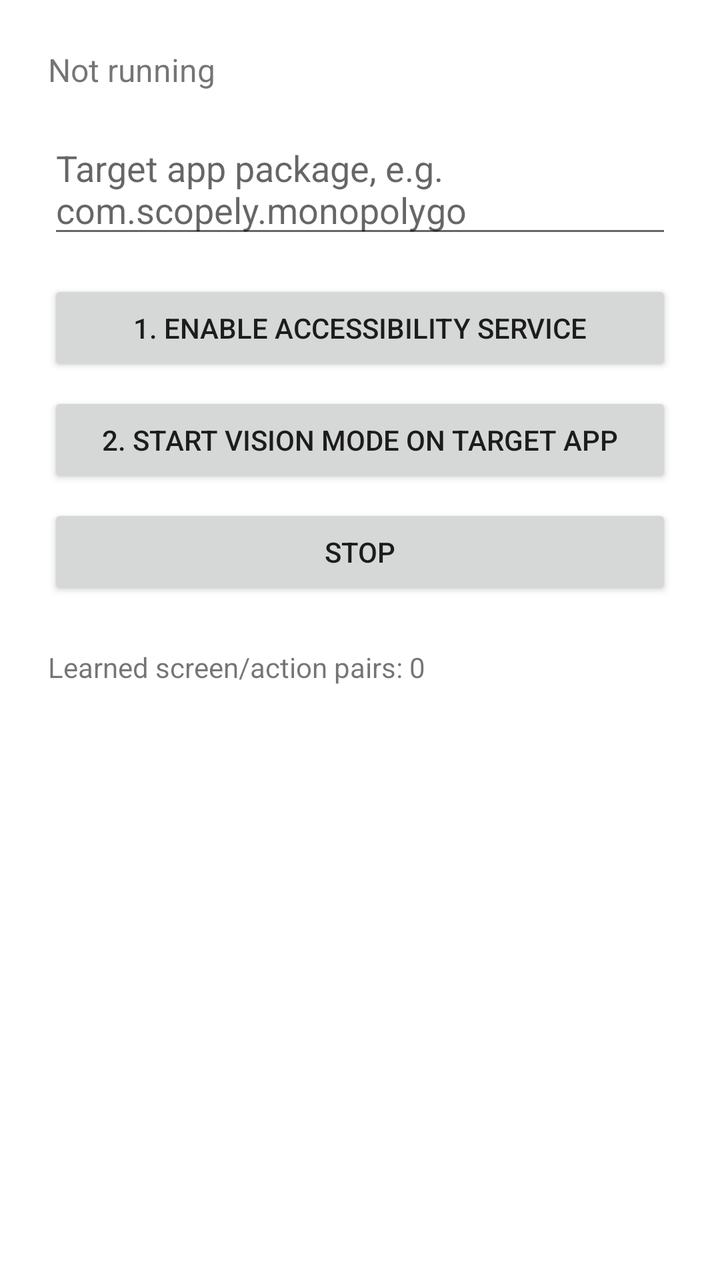
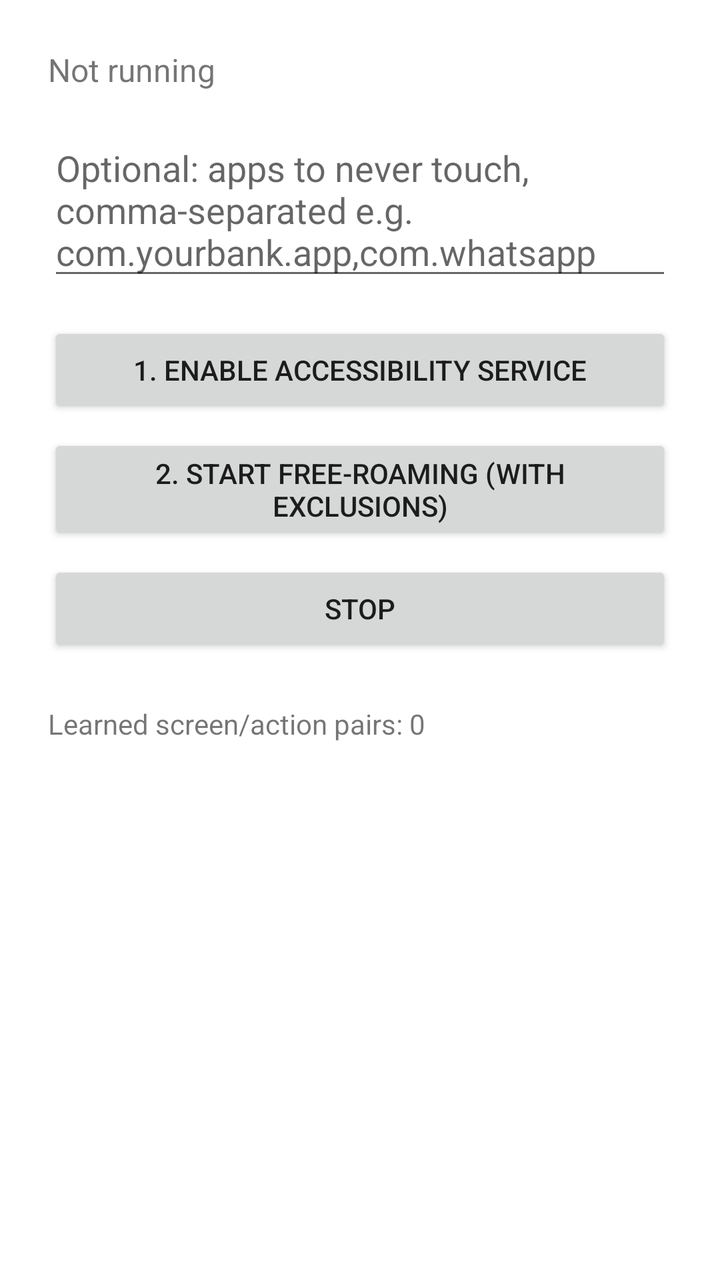

The first picture is an Android layout as it rendered before a commit; the second is the same layout after the commit. The layout source and the unified diff follow.
<!-- AndroidManifest.xml: application theme Theme.GameAgent -->
<!-- res/layout/activity_main.xml -->
<?xml version="1.0" encoding="utf-8"?>
<LinearLayout xmlns:android="http://schemas.android.com/apk/res/android"
    android:layout_width="match_parent"
    android:layout_height="match_parent"
    android:orientation="vertical"
    android:padding="24dp">

    <TextView
        android:id="@+id/statusText"
        android:layout_width="match_parent"
        android:layout_height="wrap_content"
        android:textSize="16sp"
        android:text="Not running" />

    <EditText
        android:id="@+id/packageInput"
        android:layout_width="match_parent"
        android:layout_height="wrap_content"
        android:layout_marginTop="16dp"
        android:hint="Target app package, e.g. com.scopely.monopolygo" />

    <Button
        android:id="@+id/enableAccessibilityButton"
        android:layout_width="match_parent"
        android:layout_height="wrap_content"
        android:layout_marginTop="16dp"
        android:text="1. Enable Accessibility Service" />

    <Button
        android:id="@+id/startButton"
        android:layout_width="match_parent"
        android:layout_height="wrap_content"
        android:layout_marginTop="8dp"
        android:text="2. Start vision mode on target app" />

    <Button
        android:id="@+id/stopButton"
        android:layout_width="match_parent"
        android:layout_height="wrap_content"
        android:layout_marginTop="8dp"
        android:text="Stop" />

    <TextView
        android:id="@+id/learnedCountText"
        android:layout_width="match_parent"
        android:layout_height="wrap_content"
        android:layout_marginTop="24dp"
        android:text="Learned screen/action pairs: 0" />

</LinearLayout>
<!-- resources referenced by this layout -->
<resources>
  <style name="Theme.GameAgent" parent="Theme.MaterialComponents.DayNight.NoActionBar" />
</resources>

<!-- the commit's change to res/layout/activity_main.xml (unified diff, before → after) -->
@@ -17,7 +17,7 @@
         android:layout_width="match_parent"
         android:layout_height="wrap_content"
         android:layout_marginTop="16dp"
-        android:hint="Target app package, e.g. com.scopely.monopolygo" />
+        android:hint="Optional: apps to never touch, comma-separated e.g. com.yourbank.app,com.whatsapp" />
 
     <Button
         android:id="@+id/enableAccessibilityButton"
@@ -31,7 +31,7 @@
         android:layout_width="match_parent"
         android:layout_height="wrap_content"
         android:layout_marginTop="8dp"
-        android:text="2. Start vision mode on target app" />
+        android:text="2. Start free-roaming (with exclusions)" />
 
     <Button
         android:id="@+id/stopButton"
